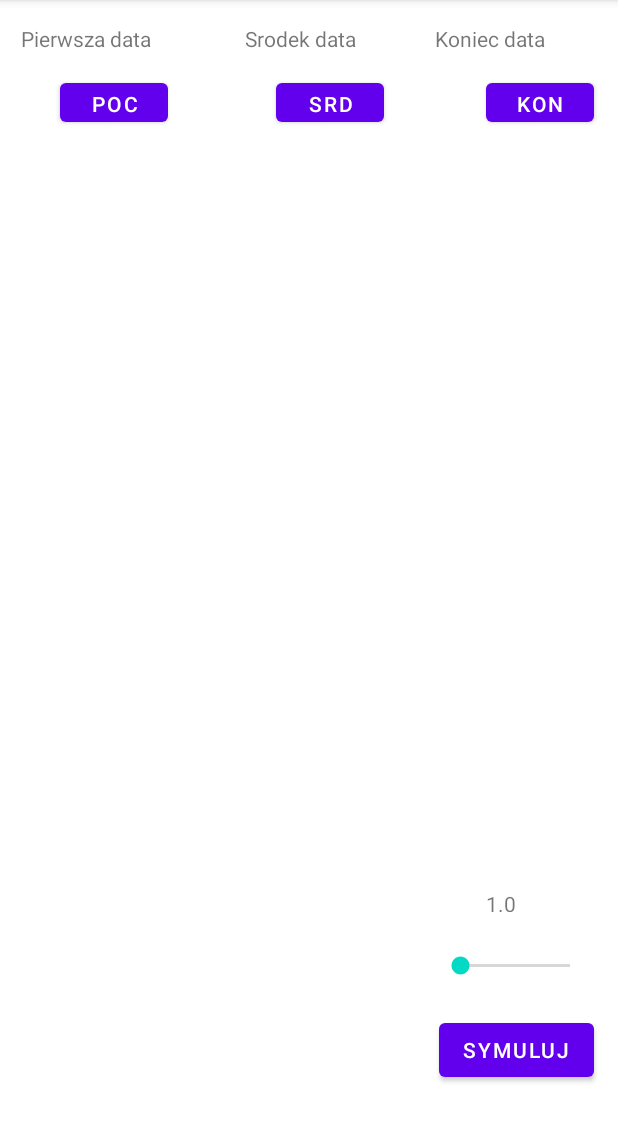
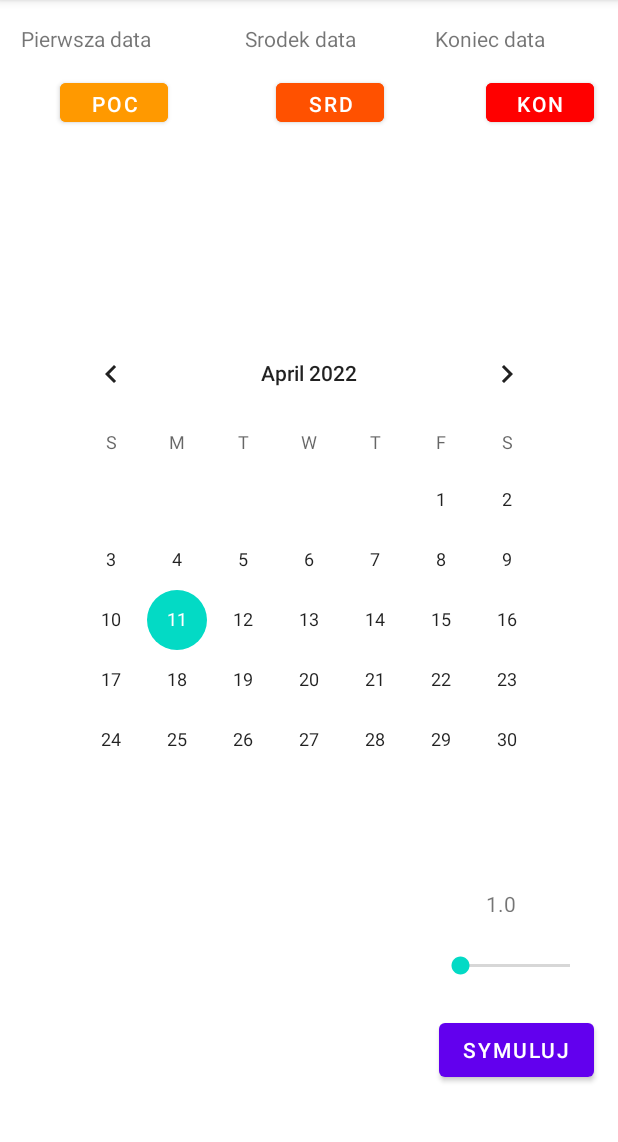
Before and after one commit to LeonCookie/podroz, an Android app: the screen it shows after launch (MainActivity), on a phone screen of 412 x 824 dp, the part 84-1226 px from its top. Run offline under Robolectric (Android 15) with nearby library versions, the phone set to English and light mode, and no system bars.

Commit message:
buttons have colors

```diff
--- a/app/src/main/java/com/example/podroz/MainActivity.kt
+++ b/app/src/main/java/com/example/podroz/MainActivity.kt
@@ -19,6 +19,8 @@ lateinit var ButtonKon: Button
 
 lateinit var Suwak: SeekBar
 lateinit var TexTSuw: TextView
+
+lateinit var MCalender: CalendarView
 
 
 
@@ -47,6 +49,10 @@ class MainActivity : AppCompatActivity() {
         ButtonPocz = findViewById<Button>(R.id.ButtonPocz)
         ButtonSRD = findViewById<Button>(R.id.ButtonSrd)
         ButtonKon = findViewById<Button>(R.id.ButtonKon)
+
+        MCalender = findViewById<CalendarView>(R.id.MainCalender)
+
+
 
 
         val DatePicker1 = DatePickerDialog.OnDateSetListener { view, year, month, dayOfMonth ->
--- a/app/src/main/res/layout/activity_main.xml
+++ b/app/src/main/res/layout/activity_main.xml
@@ -80,6 +80,7 @@
         android:layout_marginStart="40dp"
         android:layout_marginTop="12dp"
         android:text="Pocz"
+        android:backgroundTint="@color/yellow"
         app:layout_constraintStart_toStartOf="parent"
         app:layout_constraintTop_toBottomOf="@+id/textViewPocz"
         tools:ignore="TouchTargetSizeCheck" />
@@ -90,6 +91,7 @@
         android:layout_height="38dp"
         android:layout_marginTop="12dp"
         android:text="SRD"
+        android:backgroundTint="@color/orange"
         app:layout_constraintBottom_toBottomOf="parent"
         app:layout_constraintEnd_toEndOf="parent"
         app:layout_constraintHorizontal_bias="0.542"
@@ -104,9 +106,19 @@
         android:layout_height="38dp"
         android:layout_marginTop="12dp"
         android:text="KON"
+        android:backgroundTint="@color/red"
         app:layout_constraintEnd_toEndOf="parent"
         app:layout_constraintHorizontal_bias="0.952"
         app:layout_constraintStart_toStartOf="parent"
         app:layout_constraintTop_toBottomOf="@+id/textViewKon"
         tools:ignore="TouchTargetSizeCheck" />
+
+    <CalendarView
+        android:id="@+id/MainCalender"
+        android:layout_width="wrap_content"
+        android:layout_height="wrap_content"
+        app:layout_constraintBottom_toBottomOf="parent"
+        app:layout_constraintEnd_toEndOf="parent"
+        app:layout_constraintStart_toStartOf="parent"
+        app:layout_constraintTop_toTopOf="parent" />
 </androidx.constraintlayout.widget.ConstraintLayout>
--- a/app/src/main/res/values/colors.xml
+++ b/app/src/main/res/values/colors.xml
@@ -7,4 +7,8 @@
     <color name="teal_700">#FF018786</color>
     <color name="black">#FF000000</color>
     <color name="white">#FFFFFFFF</color>
+    <color name="red">#FF0000</color>
+    <color name="orange">#FF5100</color>
+    <color name="yellow">#FF9900</color>
+
 </resources>
```
